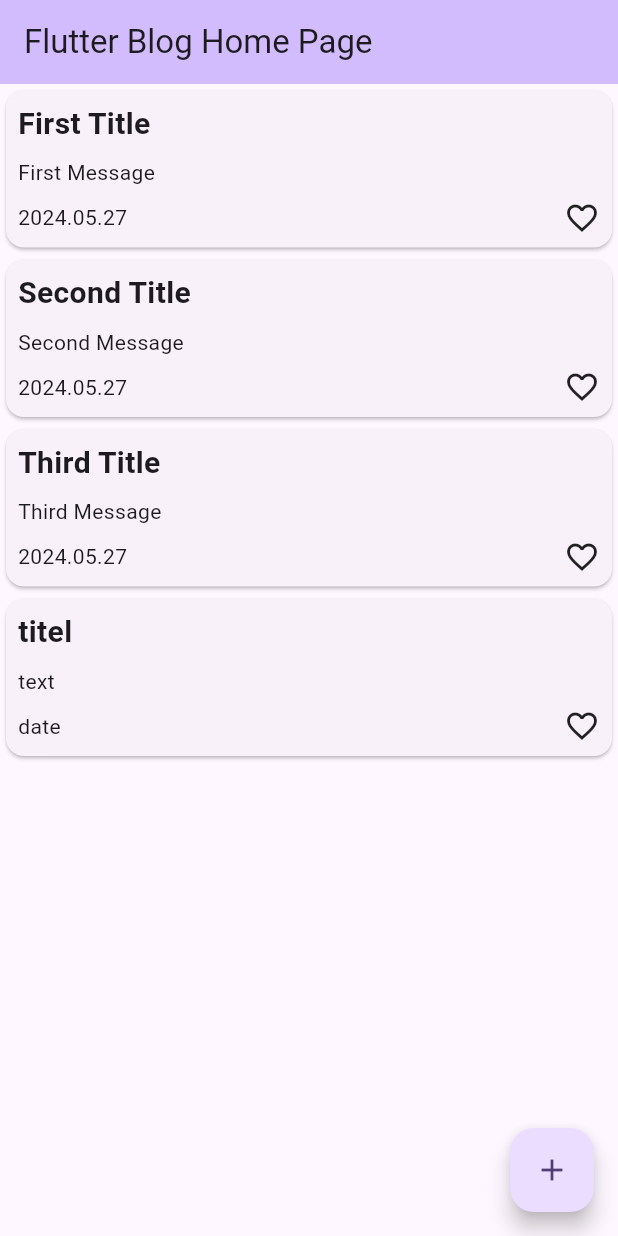
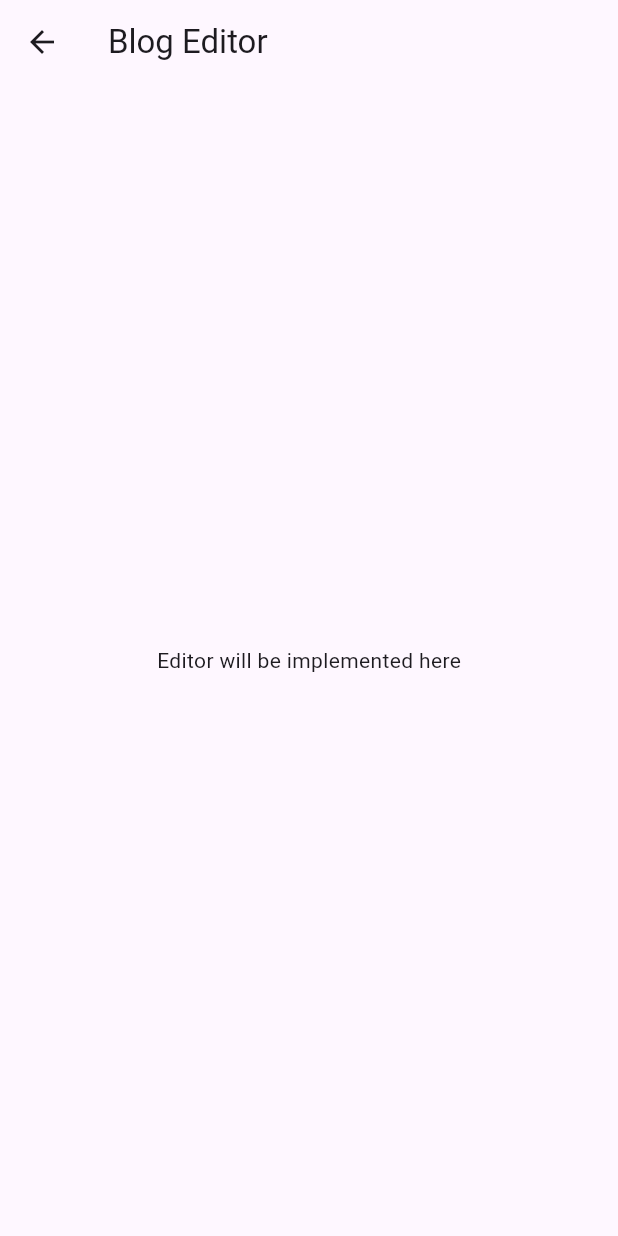
Before and after one commit to TukaWarrior/hftm_MobileComputing_Project_BlogProject, a Flutter app: the screen it shows after launch, after a tap on the "add" icon, on a phone screen of 412 x 824 dp. Run offline on Flutter 3.47's test engine with Material 3 defaults, Android fonts, the phone set to English and light mode, and no system bars.

Commit message:
Added editor view to create new blog post

```diff
--- /dev/null
+++ b/lib/view/editor.dart
@@ -0,0 +1,17 @@
+import 'package:flutter/material.dart';
+
+class EditorView extends StatelessWidget {
+  const EditorView({super.key});
+
+  @override
+  Widget build(BuildContext context) {
+    return Scaffold(
+      appBar: AppBar(
+        title: const Text('Blog Editor'),
+      ),
+      body: const Center(
+        child: Text('Editor will be implemented here'),
+      ),
+    );
+  }
+}
--- a/lib/view/home_screen.dart
+++ b/lib/view/home_screen.dart
@@ -1,4 +1,5 @@
 import 'package:blog_project/models/blog_post.dart'; // Import BlogPost
+import 'package:blog_project/view/editor.dart';
 import 'package:flutter/material.dart';
 
 class HomePage extends StatefulWidget {
@@ -17,9 +18,10 @@ class _HomePageState extends State<HomePage> {
   ];
 
   void _addBlog() {
-    setState(() {
-      blogs.add(BlogPost("titel", "text", "date"));
-    });
+    Navigator.push(
+      context,
+      MaterialPageRoute(builder: (context) => const EditorView()),
+    );
   }
 
   @override
```
